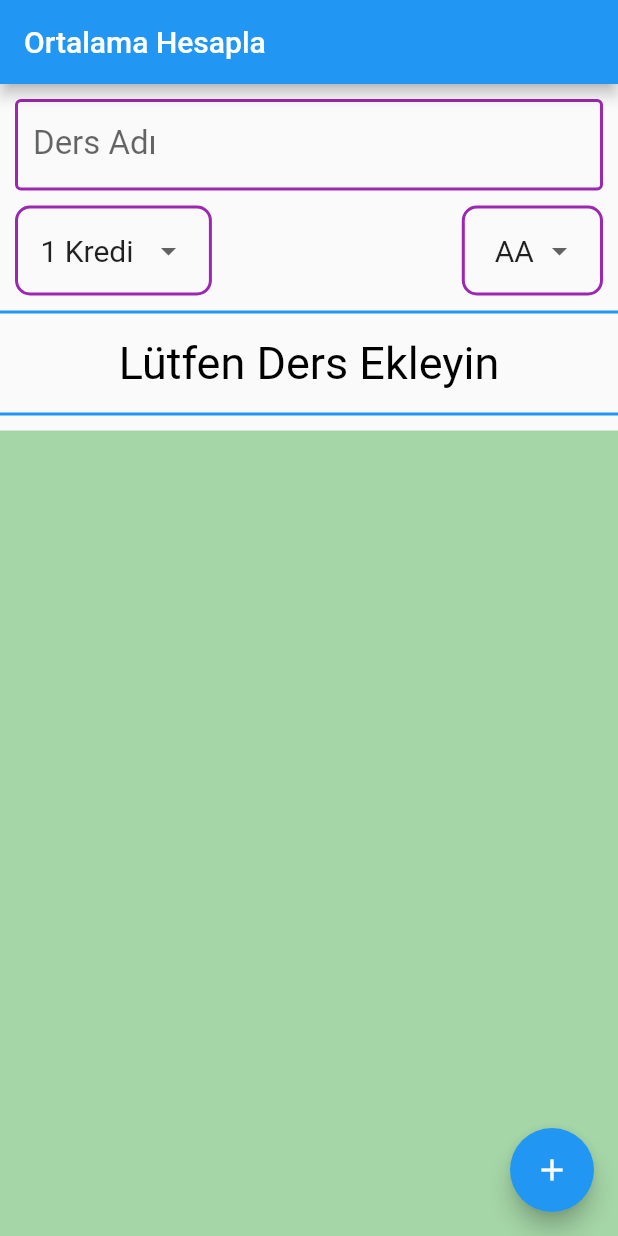
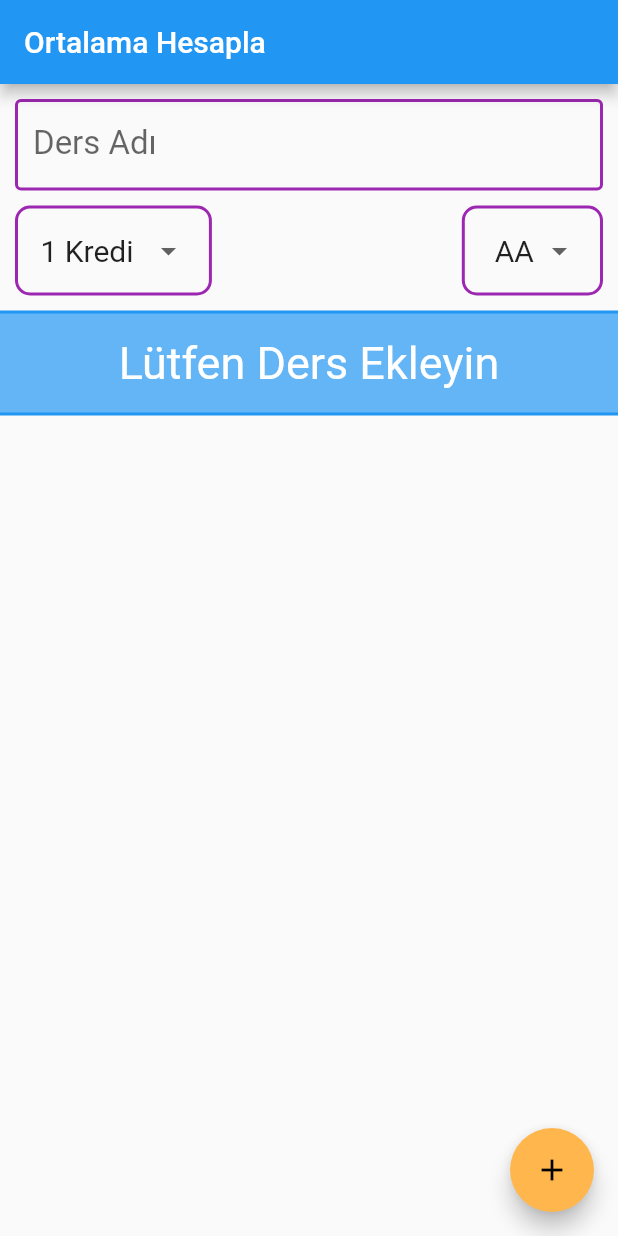
Before and after one commit to mustafauys/Average-Calculation, a Flutter app: the screen it shows after launch, on a phone screen of 412 x 824 dp. Run offline on Flutter 3.47's test engine with Material 2 defaults, Android fonts, the phone set to English and light mode, and no system bars.

Commit message:
I Updated the Design and Orientation Builder

```diff
--- a/lib/main.dart
+++ b/lib/main.dart
@@ -13,6 +13,7 @@ class MyApp extends StatelessWidget {
       debugShowCheckedModeBanner: false,
       theme: ThemeData(
         primarySwatch: Colors.blue,
+        accentColor: Colors.orange.shade300,
         visualDensity: VisualDensity.adaptivePlatformDensity,
       ),
       home: MyHomePage(),
@@ -56,11 +57,13 @@ class _MyHomePageState extends State<MyHomePage> {
         },
         child: Icon(Icons.add),
       ),
-      body: uygulamaGovdesi(),
+      body: OrientationBuilder(builder: (context, orientation) {
+          return uygulamaGovdesi(orientation);
+      }),
     );
   }
 
-  Widget uygulamaGovdesi() {
+  Widget uygulamaGovdesi(var orientation) {
     return Container(
       child: Column(
         crossAxisAlignment: CrossAxisAlignment.stretch,
@@ -71,7 +74,7 @@ class _MyHomePageState extends State<MyHomePage> {
             //color: Colors.pink.shade200,
             child: Form(
               key: formKey,
-              child: Column(
+              child: orientation == Orientation.portrait ? Column(
                 children: <Widget>[
                   TextFormField(
                     decoration: InputDecoration(
@@ -102,7 +105,7 @@ class _MyHomePageState extends State<MyHomePage> {
                       dersAdi = kaydedilecekDeger;
                       setState(() {
                         tumDersler
-                            .add(Ders(dersAdi, dersHarfDegeri, dersKredi));
+                            .add(Ders(dersAdi, dersHarfDegeri, dersKredi, rastgeleRenkOlustur()));
                         ortalama = 0;
                         ortalamayiHesapla();
                       });
@@ -154,7 +157,7 @@ class _MyHomePageState extends State<MyHomePage> {
                     ],
                   ),
                 ],
-              ),
+              ) : Text("Mustafa") ,
             ),
           ),
 
@@ -162,6 +165,7 @@ class _MyHomePageState extends State<MyHomePage> {
             margin: EdgeInsets.symmetric(vertical: 10),
             height: 70,
             decoration: BoxDecoration(
+              color: Colors.blue.shade300,
                 border: BorderDirectional(
               top: BorderSide(color: Colors.blue, width: 2),
               bottom: BorderSide(color: Colors.blue, width: 2),
@@ -171,8 +175,8 @@ class _MyHomePageState extends State<MyHomePage> {
                 textAlign: TextAlign.center,
                 text: TextSpan(
                   children: [
-                    TextSpan(text: tumDersler.length == 0 ? "Lütfen Ders Ekleyin" : "Ortalama :", style: TextStyle(fontSize: 30, color: Colors.black)),
-                    TextSpan(text: tumDersler.length == 0 ? "" : "${ortalama.toStringAsFixed(2)}", style: TextStyle(fontSize: 30, color: Colors.purple, fontWeight: FontWeight.bold)),
+                    TextSpan(text: tumDersler.length == 0 ? "Lütfen Ders Ekleyin" : "Ortalama :", style: TextStyle(fontSize: 30, color: Colors.white)),
+                    TextSpan(text: tumDersler.length == 0 ? "" : "${ortalama.toStringAsFixed(2)}", style: TextStyle(fontSize: 40, color: Colors.purple, fontWeight: FontWeight.bold)),
                   ]
                 ),
               ),
@@ -182,7 +186,6 @@ class _MyHomePageState extends State<MyHomePage> {
           //DINAMIK LISTE TUTAN CONTAINER
           Expanded(
             child: Container(
-              color: Colors.green.shade200,
               child: ListView.builder(
                 itemBuilder: _listeElemanlariniOlustur,
                 itemCount: tumDersler.length,
@@ -288,9 +291,16 @@ class _MyHomePageState extends State<MyHomePage> {
           ortalamayiHesapla();
         });
       },
-      child: Card(
+      child: Container(
+        decoration: BoxDecoration(
+          border: Border.all(color: tumDersler[index].renk, width: 2),
+          borderRadius: BorderRadius.circular(10),
+        ),
+        margin: EdgeInsets.all(4),
         child: ListTile(
+          leading: Icon(Icons.done, size: 36, color:  tumDersler[index].renk,),
           title: Text(tumDersler[index].ad),
+          trailing: Icon(Icons.keyboard_arrow_right, color:  tumDersler[index].renk,),
           subtitle: Text(tumDersler[index].kredi.toString() +
               " Kredi Ders Notu Değer: " +
               tumDersler[index].harfDegeri.toString()),
@@ -316,12 +326,19 @@ class _MyHomePageState extends State<MyHomePage> {
     ortalama = toplamNot / toplamKredi;
 
   }
+
+  Color rastgeleRenkOlustur() {
+
+    return Color.fromARGB(150 + Random().nextInt(105), Random().nextInt(255), Random().nextInt(255), Random().nextInt(255));
+
+  }
 }
 
 class Ders {
   String ad;
   double harfDegeri;
   int kredi;
+  Color renk;
 
-  Ders(this.ad, this.harfDegeri, this.kredi);
+  Ders(this.ad, this.harfDegeri, this.kredi, this.renk);
 }
```
